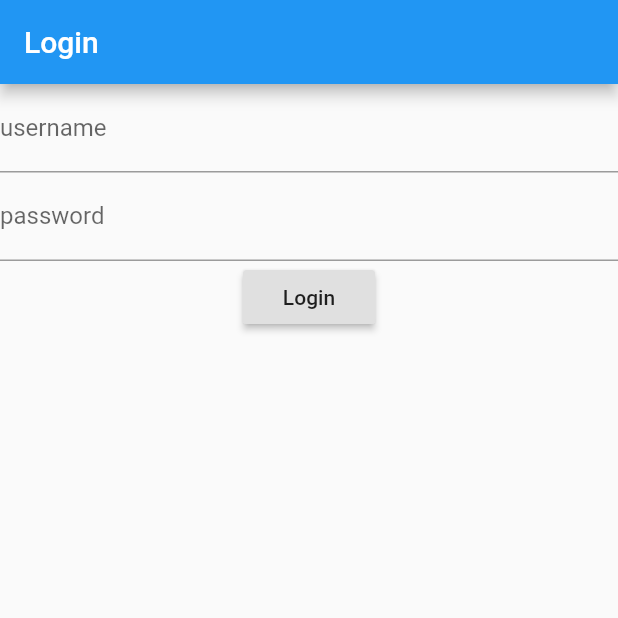
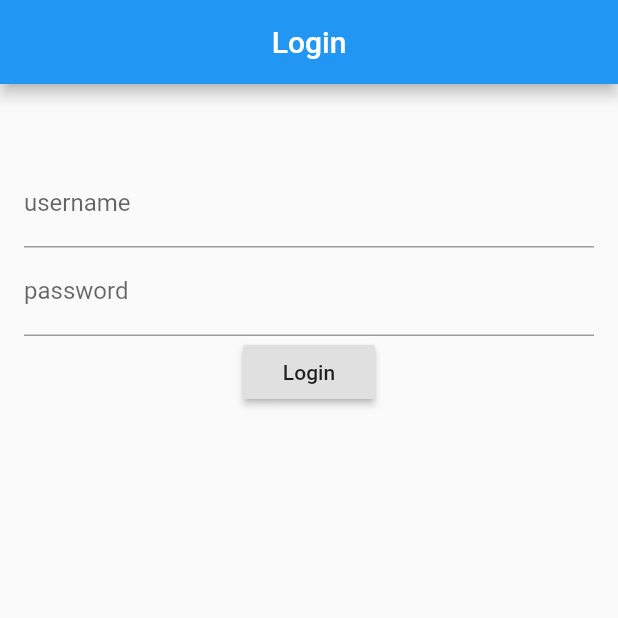
Before and after one commit to sksayed/flutter_app_to_render, a Flutter app: the screen it shows after launch, on a phone screen of 412 x 824 dp, the top half of it. Run offline on Flutter 3.47's test engine with Material 2 defaults, Android fonts, the phone set to English and light mode, and no system bars; our stand-ins replace bloc, equatable, flutter_bloc, flutter_secure_storage, google_maps_flutter.

```diff
--- a/lib/ui/loginform.dart
+++ b/lib/ui/loginform.dart
@@ -4,7 +4,6 @@ import 'package:flutter_app_to_render/login/login_bloc.dart';
 import 'package:flutter_app_to_render/login/login_event.dart';
 import 'package:flutter_app_to_render/login/login_state.dart';
 import 'package:flutter_bloc/flutter_bloc.dart';
-
 
 class LoginForm extends StatefulWidget {
   final LoginBloc loginBloc;
@@ -58,6 +57,9 @@ class _LoginFormState extends State<LoginForm> {
         }
 
         return Form(
+          child: Center(
+            child: Padding(
+              padding: EdgeInsets.fromLTRB(16, 50, 16, 0),
               child: Column(
                 children: [
                   TextFormField(
@@ -70,8 +72,9 @@ class _LoginFormState extends State<LoginForm> {
                     obscureText: true,
                   ),
                   RaisedButton(
-                onPressed:
-                    loginState is! LoginLoading ? _onLoginButtonPressed : null,
+                    onPressed: loginState is! LoginLoading
+                        ? _onLoginButtonPressed
+                        : null,
                     child: Text('Login'),
                   ),
                   Container(
@@ -81,6 +84,8 @@ class _LoginFormState extends State<LoginForm> {
                   ),
                 ],
               ),
+            ),
+          ),
         );
       },
     );
--- a/lib/ui/loginpage.dart
+++ b/lib/ui/loginpage.dart
@@ -39,6 +39,7 @@ class _LoginPageState extends State<LoginPage> {
     return Scaffold(
       appBar: AppBar(
         title: Text("Login"),
+        centerTitle: true,
       ),
       body: LoginForm(
         loginBloc: _loginBloc,
```
Also changed, not shown: 1 other file. Lines whose indentation alone changed are shown as unchanged.
